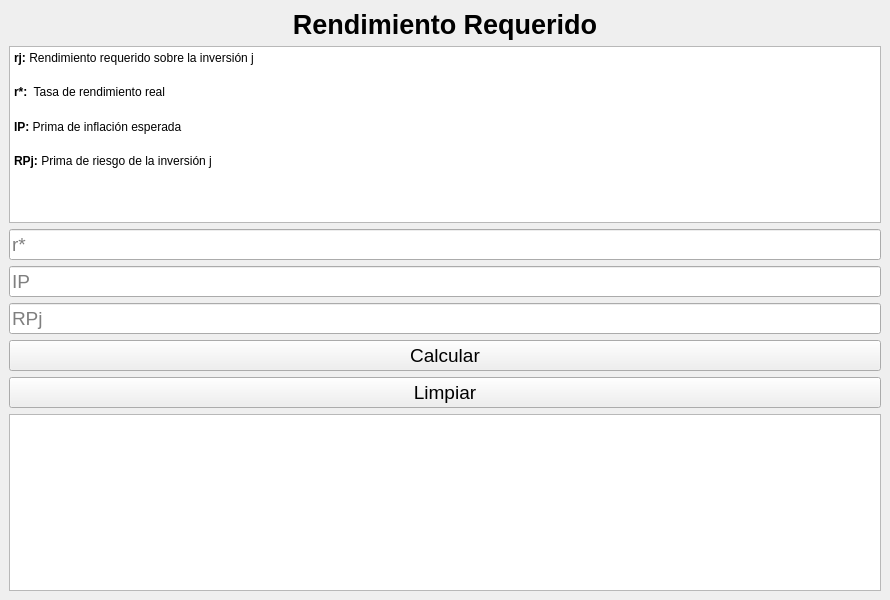
luisAlcides/finanzas2, file view/ui/rendimientoRequerido.ui: the form before one commit.
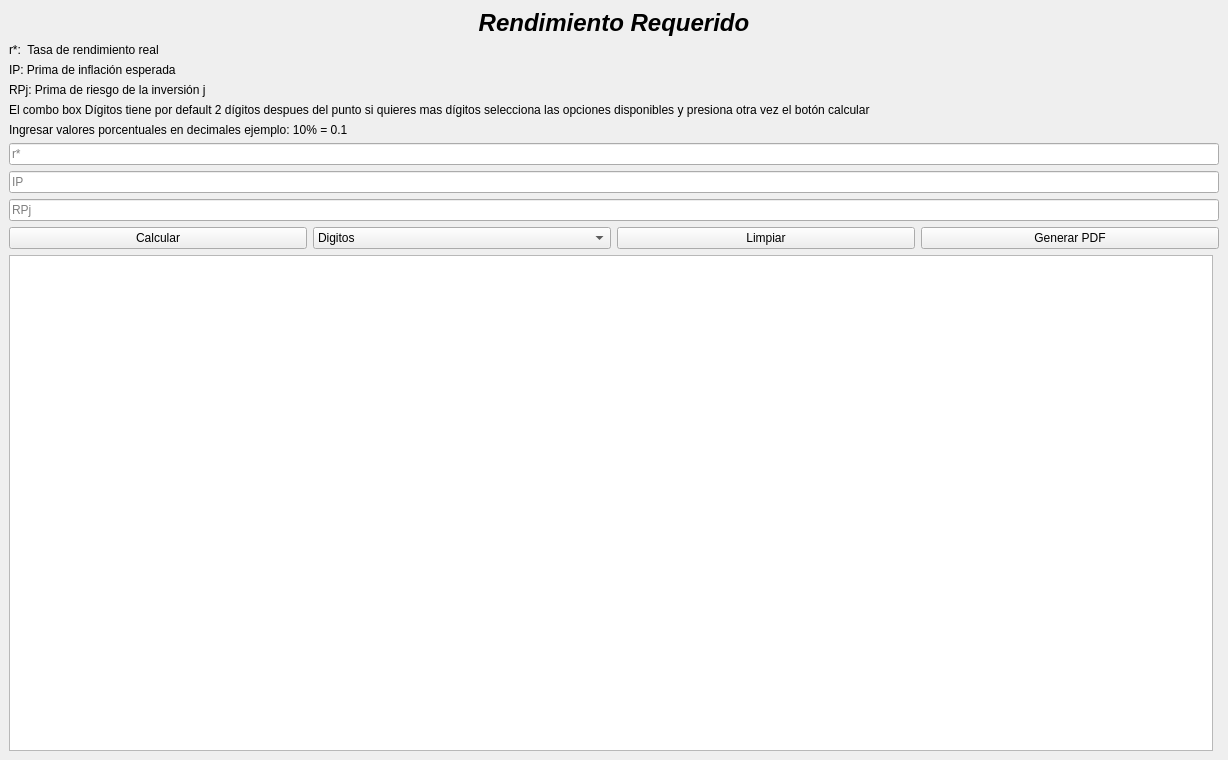
The form after the commit.

Commit message: Rendimiento requerido actualizado

What changed in the file:
```diff
--- a/view/ui/rendimientoRequerido.ui
+++ b/view/ui/rendimientoRequerido.ui
@@ -9,24 +9,33 @@
    <rect>
     <x>0</x>
     <y>0</y>
-    <width>890</width>
-    <height>600</height>
+    <width>1228</width>
+    <height>760</height>
    </rect>
   </property>
   <property name="windowTitle">
    <string>Rendimiento Requerido</string>
   </property>
+  <property name="styleSheet">
+   <string notr="true">font: 16pt &quot;Segoe UI&quot;;
+
+width: 70%;</string>
+  </property>
   <widget class="QWidget" name="centralwidget">
    <layout class="QVBoxLayout" name="verticalLayout">
     <item>
      <widget class="QLabel" name="label_title">
       <property name="font">
        <font>
-        <family>Arial</family>
-        <pointsize>20</pointsize>
+        <family>Segoe UI</family>
+        <pointsize>18</pointsize>
+        <italic>true</italic>
         <bold>true</bold>
        </font>
       </property>
+      <property name="styleSheet">
+       <string notr="true">font: 700 italic 18pt &quot;Segoe UI&quot;;</string>
+      </property>
       <property name="text">
        <string>Rendimiento Requerido</string>
       </property>
@@ -36,32 +45,48 @@
      </widget>
     </item>
     <item>
-     <widget class="QTextBrowser" name="textBrowser">
-      <property name="html">
-       <string>&lt;!DOCTYPE HTML PUBLIC &quot;-//W3C//DTD HTML 4.0//EN&quot; &quot;http://www.w3.org/TR/REC-html40/strict.dtd&quot;&gt;
-&lt;html&gt;&lt;head&gt;&lt;meta name=&quot;qrichtext&quot; content=&quot;1&quot; /&gt;&lt;meta charset=&quot;utf-8&quot; /&gt;&lt;title&gt;Precio de la acción hoy&lt;/title&gt;&lt;style type=&quot;text/css&quot;&gt;
-p, li { white-space: pre-wrap; }
-hr { height: 1px; border-width: 0; }
-li.unchecked::marker { content: &quot;\2610&quot;; }
-li.checked::marker { content: &quot;\2612&quot;; }
-&lt;/style&gt;&lt;/head&gt;&lt;body style=&quot; font-family:'Segoe UI'; font-size:9pt; font-weight:400; font-style:normal;&quot;&gt;
-&lt;p style=&quot; margin-top:12px; margin-bottom:12px; margin-left:0px; margin-right:0px; -qt-block-indent:0; text-indent:0px; line-height:160%;&quot;&gt;&lt;span style=&quot; font-family:'Arial','sans-serif'; font-weight:700;&quot;&gt;rj: &lt;/span&gt;&lt;span style=&quot; font-family:'Arial','sans-serif';&quot;&gt;Rendimiento requerido sobre la inversión j &lt;/span&gt;&lt;/p&gt;
-&lt;p style=&quot; margin-top:12px; margin-bottom:12px; margin-left:0px; margin-right:0px; -qt-block-indent:0; text-indent:0px; line-height:160%;&quot;&gt;&lt;span style=&quot; font-family:'Arial','sans-serif'; font-weight:700;&quot;&gt;r*: &lt;/span&gt;&lt;span style=&quot; font-family:'Arial','sans-serif';&quot;&gt; Tasa de rendimiento real &lt;/span&gt;&lt;/p&gt;
-&lt;p style=&quot; margin-top:12px; margin-bottom:12px; margin-left:0px; margin-right:0px; -qt-block-indent:0; text-indent:0px; line-height:160%;&quot;&gt;&lt;span style=&quot; font-family:'Arial','sans-serif'; font-weight:700;&quot;&gt;IP: &lt;/span&gt;&lt;span style=&quot; font-family:'Arial','sans-serif';&quot;&gt;Prima de inflación esperada&lt;/span&gt;&lt;/p&gt;
-&lt;p style=&quot; margin-top:12px; margin-bottom:12px; margin-left:0px; margin-right:0px; -qt-block-indent:0; text-indent:0px; line-height:160%;&quot;&gt;&lt;span style=&quot; font-family:'Arial','sans-serif'; font-weight:700;&quot;&gt;RPj: &lt;/span&gt;&lt;span style=&quot; font-family:'Arial','sans-serif';&quot;&gt;Prima de riesgo de la inversión j&lt;/span&gt; &lt;/p&gt;&lt;/body&gt;&lt;/html&gt;</string>
+     <widget class="QLabel" name="label">
+      <property name="text">
+       <string>r*:  Tasa de rendimiento real</string>
+      </property>
+     </widget>
+    </item>
+    <item>
+     <widget class="QLabel" name="label_2">
+      <property name="text">
+       <string>IP: Prima de inflación esperada</string>
+      </property>
+     </widget>
+    </item>
+    <item>
+     <widget class="QLabel" name="label_3">
+      <property name="text">
+       <string>RPj: Prima de riesgo de la inversión j</string>
+      </property>
+     </widget>
+    </item>
+    <item>
+     <widget class="QLabel" name="label_7">
+      <property name="styleSheet">
+       <string notr="true">font: 9pt &quot;Segoe UI&quot;;</string>
+      </property>
+      <property name="text">
+       <string>El combo box Dígitos tiene por default 2 dígitos despues del punto si quieres mas dígitos selecciona las opciones disponibles y presiona otra vez el botón calcular</string>
+      </property>
+     </widget>
+    </item>
+    <item>
+     <widget class="QLabel" name="label_7">
+      <property name="styleSheet">
+       <string notr="true">font: 9pt &quot;Segoe UI&quot;;</string>
+      </property>
+      <property name="text">
+       <string>Ingresar valores porcentuales en decimales ejemplo: 10% = 0.1</string>
       </property>
      </widget>
     </item>
     <item>
      <widget class="QLineEdit" name="txt_r_real">
-      <property name="font">
-       <font>
-        <pointsize>14</pointsize>
-       </font>
-      </property>
-      <property name="text">
-       <string/>
-      </property>
       <property name="placeholderText">
        <string>r*</string>
       </property>
@@ -69,11 +94,6 @@
     </item>
     <item>
      <widget class="QLineEdit" name="txt_ip">
-      <property name="font">
-       <font>
-        <pointsize>14</pointsize>
-       </font>
-      </property>
       <property name="placeholderText">
        <string>IP</string>
       </property>
@@ -81,48 +101,78 @@
     </item>
     <item>
      <widget class="QLineEdit" name="txt_rpj">
-      <property name="font">
-       <font>
-        <pointsize>14</pointsize>
-       </font>
-      </property>
       <property name="placeholderText">
        <string>RPj</string>
       </property>
      </widget>
     </item>
     <item>
-     <widget class="QPushButton" name="btn_calcular">
-      <property name="font">
-       <font>
-        <pointsize>14</pointsize>
-       </font>
-      </property>
-      <property name="text">
-       <string>Calcular</string>
-      </property>
-     </widget>
+     <layout class="QHBoxLayout" name="horizontalLayout_2">
+      <item>
+       <widget class="QPushButton" name="btn_calcular">
+        <property name="text">
+         <string>Calcular</string>
+        </property>
+       </widget>
+      </item>
+      <item>
+       <widget class="QComboBox" name="cb_digitos">
+        <item>
+         <property name="text">
+          <string>Digitos</string>
+         </property>
+        </item>
+        <item>
+         <property name="text">
+          <string>3</string>
+         </property>
+        </item>
+        <item>
+         <property name="text">
+          <string>4</string>
+         </property>
+        </item>
+        <item>
+         <property name="text">
+          <string>5</string>
+         </property>
+        </item>
+        <item>
+         <property name="text">
+          <string>Todos</string>
+         </property>
+        </item>
+       </widget>
+      </item>
+      <item>
+       <widget class="QPushButton" name="btn_limpiar">
+        <property name="text">
+         <string>Limpiar</string>
+        </property>
+       </widget>
+      </item>
+      <item>
+       <widget class="QPushButton" name="btn_generar_pdf">
+        <property name="text">
+         <string>Generar PDF</string>
+        </property>
+       </widget>
+      </item>
+     </layout>
     </item>
     <item>
-     <widget class="QPushButton" name="btn_limpiar">
-      <property name="font">
-       <font>
-        <pointsize>14</pointsize>
-       </font>
-      </property>
-      <property name="text">
-       <string>Limpiar</string>
-      </property>
-     </widget>
-    </item>
-    <item>
-     <widget class="QTextBrowser" name="tb_resultado">
-      <property name="font">
-       <font>
-        <pointsize>14</pointsize>
-       </font>
-      </property>
-     </widget>
+     <layout class="QHBoxLayout" name="horizontalLayout">
+      <item>
+       <widget class="QTextBrowser" name="tb_resultado"/>
+      </item>
+      <item>
+       <layout class="QVBoxLayout" name="verticalLayout_2">
+        <item>
+         <widget class="QWidget" name="widgetGrafico" native="true"/>
+        </item>
+       </layout>
+      </item>
+     </layout>
     </item>
    </layout>
   </widget>
```
Left out of the diff: 2 changed lines with no effect on the pictures. The commit also changes 8 other files.
